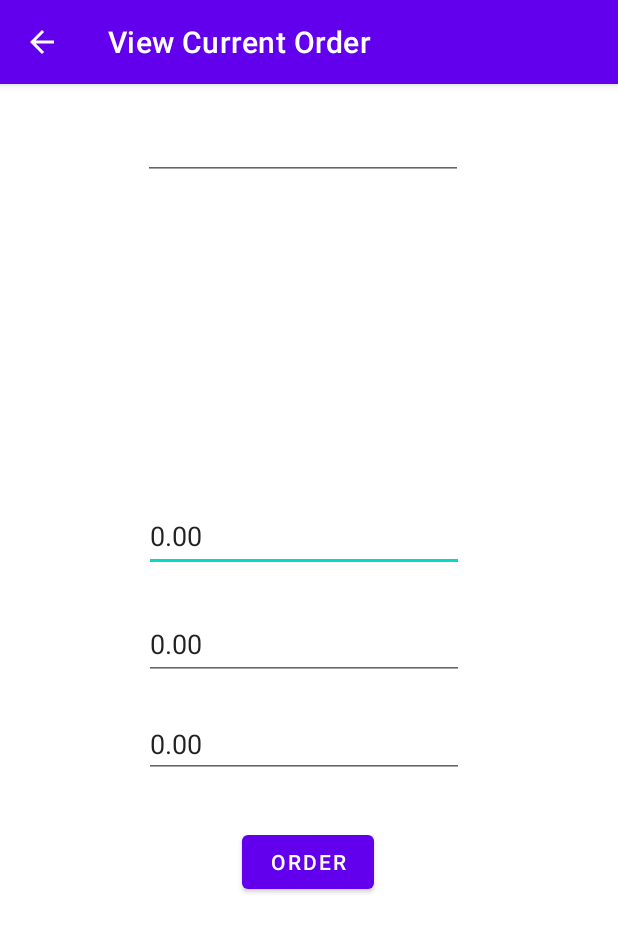
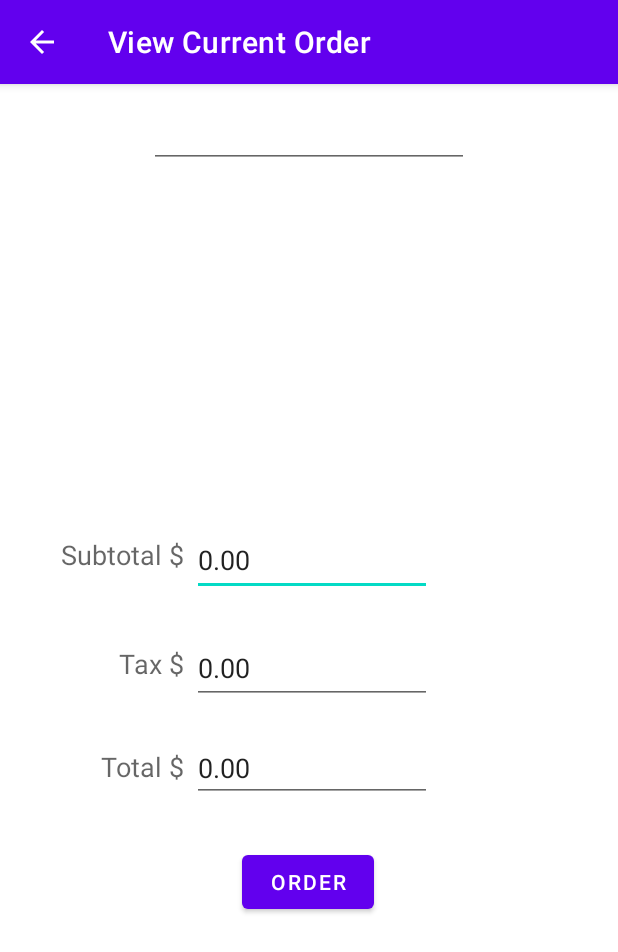
Before and after one commit to JDunich/Pizzeria-App, an Android app: the CurrentActivity screen opened directly, with no data from a screen before it, on a phone screen of 412 x 824 dp. Shown: the top 952 px of the screen. Run offline under Robolectric (Android 15) with nearby library versions, the phone set to English and light mode, and no system bars; 1 statement that could not run was skipped.

```diff
--- a/app/src/main/res/layout/activity_order.xml
+++ b/app/src/main/res/layout/activity_order.xml
@@ -7,24 +7,32 @@
     tools:context=".CurrentActivity">
 
     <ListView
+        android:id="@+id/pizza_list"
         android:layout_width="244dp"
-            android:layout_height="149dp" app:layout_constraintTop_toTopOf="parent"
-            android:layout_marginTop="104dp" app:layout_constraintStart_toStartOf="parent"
-            android:layout_marginLeft="80dp" android:layout_marginStart="80dp" android:id="@+id/pizza_list"/>
+        android:layout_height="149dp"
+        android:layout_marginTop="104dp"
+        app:layout_constraintEnd_toEndOf="parent"
+        app:layout_constraintStart_toStartOf="parent"
+        app:layout_constraintTop_toTopOf="parent" />
+
     <Button
+        android:id="@+id/currorder_bt"
+        android:layout_width="wrap_content"
+        android:layout_height="wrap_content"
         android:text="@string/order"
-            android:layout_width="wrap_content"
-            android:layout_height="wrap_content" android:id="@+id/currorder_bt"
-            app:layout_constraintStart_toStartOf="@+id/total"
-            app:layout_constraintEnd_toEndOf="@+id/total"
-            app:layout_constraintTop_toBottomOf="@+id/total" android:layout_marginTop="32dp"
-            app:layout_constraintHorizontal_bias="0.52"/>
+        app:layout_constraintBottom_toBottomOf="parent"
+        app:layout_constraintEnd_toEndOf="parent"
+        app:layout_constraintHorizontal_bias="0.498"
+        app:layout_constraintStart_toStartOf="parent"
+        app:layout_constraintTop_toBottomOf="@+id/total"
+        app:layout_constraintVertical_bias="0.121" />
 
     <EditText
         android:id="@+id/subtotal"
-        android:layout_width="wrap_content"
-        android:layout_height="wrap_content"
-        android:layout_marginTop="24dp"
+        android:layout_width="160dp"
+        android:layout_height="48dp"
+        android:layout_marginTop="40dp"
+        android:layout_marginEnd="124dp"
         android:autofillHints="subtotal"
         android:clickable="false"
         android:editable="false"
@@ -32,15 +40,50 @@
         android:inputType="none"
         android:minHeight="48dp"
         android:text="@string/subtotal"
-        app:layout_constraintEnd_toEndOf="@+id/pizza_list"
-        app:layout_constraintHorizontal_bias="0.529"
-        app:layout_constraintStart_toStartOf="@+id/pizza_list"
+        app:layout_constraintEnd_toEndOf="parent"
         app:layout_constraintTop_toBottomOf="@+id/pizza_list"
-        tools:ignore="LabelFor" />
+        tools:ignore="LabelFor"
+        android:layout_marginRight="124dp" />
+
+    <TextView
+        android:id="@+id/textView6"
+        android:layout_width="wrap_content"
+        android:layout_height="wrap_content"
+        android:layout_marginTop="44dp"
+        android:text="@string/total_money"
+        android:textAppearance="@style/TextAppearance.AppCompat.Medium"
+        app:layout_constraintEnd_toEndOf="@+id/textView7"
+        app:layout_constraintHorizontal_bias="1.0"
+        app:layout_constraintStart_toStartOf="@+id/textView7"
+        app:layout_constraintTop_toBottomOf="@+id/textView7" />
+
+    <TextView
+        android:id="@+id/textView7"
+        android:layout_width="wrap_content"
+        android:layout_height="wrap_content"
+        android:layout_marginTop="48dp"
+        android:text="@string/tax_money"
+        android:textAppearance="@style/TextAppearance.AppCompat.Medium"
+        app:layout_constraintEnd_toEndOf="@+id/textView8"
+        app:layout_constraintHorizontal_bias="1.0"
+        app:layout_constraintStart_toStartOf="@+id/textView8"
+        app:layout_constraintTop_toBottomOf="@+id/textView8" />
+
+    <TextView
+        android:id="@+id/textView8"
+        android:layout_width="wrap_content"
+        android:layout_height="wrap_content"
+        android:layout_marginTop="48dp"
+        android:text="@string/subtotal_money"
+        android:textAppearance="@style/TextAppearance.AppCompat.Medium"
+        app:layout_constraintEnd_toStartOf="@+id/subtotal"
+        app:layout_constraintHorizontal_bias="0.891"
+        app:layout_constraintStart_toStartOf="parent"
+        app:layout_constraintTop_toBottomOf="@+id/pizza_list" />
 
     <EditText
         android:id="@+id/tax"
-        android:layout_width="wrap_content"
+        android:layout_width="160dp"
         android:layout_height="wrap_content"
         android:layout_marginTop="24dp"
         android:autofillHints="tax"
@@ -57,7 +100,7 @@
 
     <EditText
         android:id="@+id/total"
-        android:layout_width="wrap_content"
+        android:layout_width="160dp"
         android:layout_height="wrap_content"
         android:layout_marginTop="20dp"
         android:autofillHints="total"
@@ -83,7 +126,8 @@
         android:minHeight="48dp"
         android:text="@string/phoneNumber"
         app:layout_constraintBottom_toTopOf="@+id/pizza_list"
-        app:layout_constraintEnd_toEndOf="@+id/pizza_list"
-        app:layout_constraintStart_toStartOf="@+id/pizza_list"
+        app:layout_constraintEnd_toEndOf="parent"
+        app:layout_constraintStart_toStartOf="parent"
+        app:layout_constraintTop_toTopOf="parent"
         tools:ignore="LabelFor,TextFields" />
 </androidx.constraintlayout.widget.ConstraintLayout>
--- a/app/src/main/res/values/strings.xml
+++ b/app/src/main/res/values/strings.xml
@@ -26,6 +26,11 @@
     <string name="phone">Enter Phone Number</string>
     <string name="finalize">Place Order</string>
     <string name="total_pizza">Name</string>
+    <string name="current_top">Current Toppings</string>
+    <string name="extra_top">Extra Toppings</string>
+    <string name="total_money">Total    $</string>
+    <string name="tax_money">Tax    $</string>
+    <string name="subtotal_money">Subtotal    $</string>
     <string-array name="Size">
         <item>Small</item>
         <item>Medium</item>
```
Also changed, not shown: app/src/main/res/layout/activity_customize.xml (+20 -4 lines), app/src/main/res/layout/activity_pizza.xml (+39 -10 lines), app/src/main/res/layout/activity_store.xml (+22 -3 lines). Lines whose indentation alone changed are shown as unchanged.
